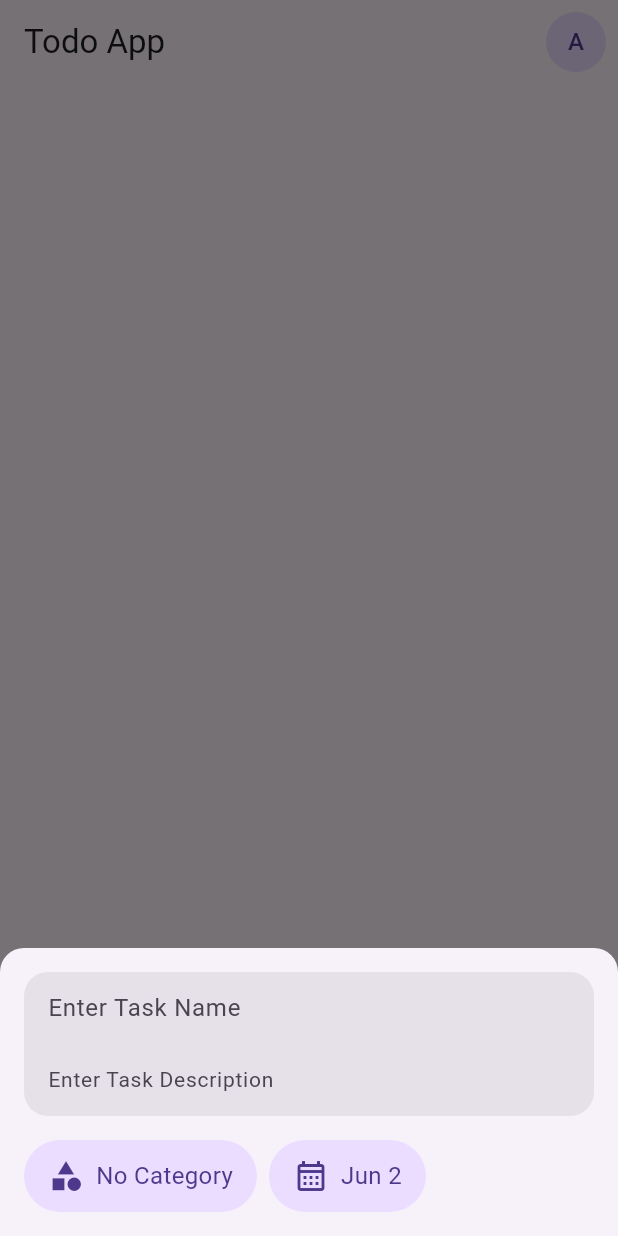
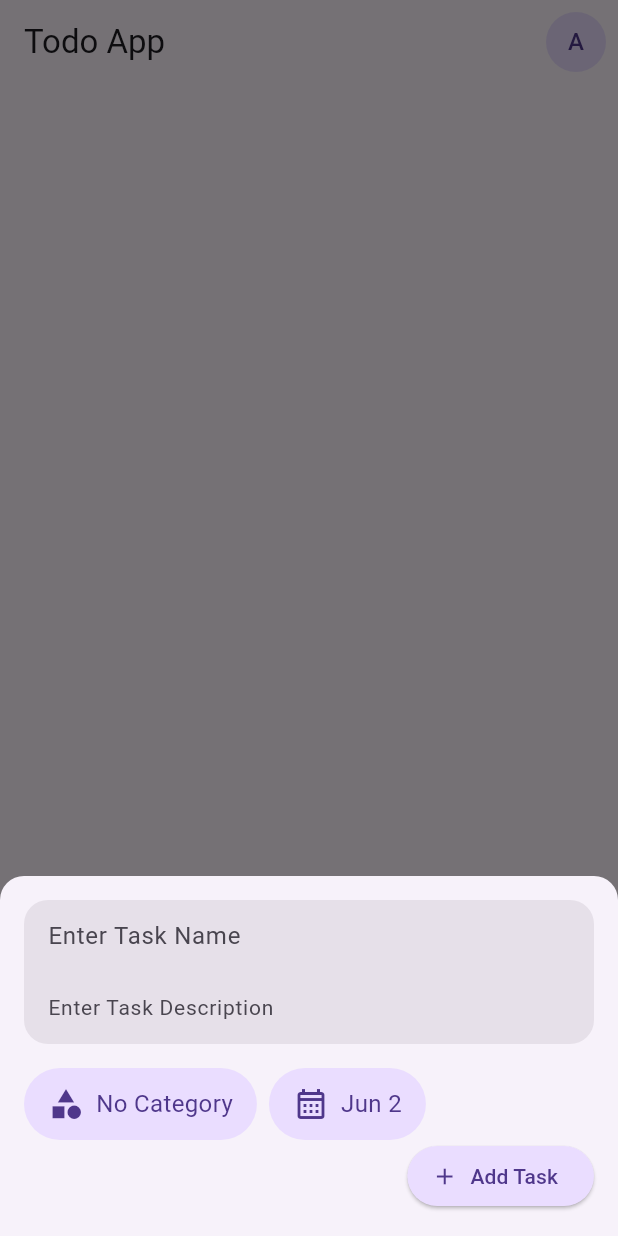
Before and after one commit to HexaRy0/todo_app, a Flutter app: the screen it shows after launch, item 3 of the bottom bar chosen, after a tap on "Add Task", on a phone screen of 412 x 824 dp. Run offline on Flutter 3.47's test engine with Material 2 defaults, Android fonts, the phone set to English and light mode, and no system bars; drawn by our look-alikes of dynamic_color, flutter_form_builder; our stand-ins replace flutter_riverpod, flutter_slidable, riverpod.

Commit message:
feat: ability to add and delete task

```diff
--- a/lib/model/task.dart
+++ b/lib/model/task.dart
@@ -1,21 +1,24 @@
 import 'package:todo_app/model/category.dart';
 
 class TaskData {
+  final String id;
   final String title;
   final String description;
   final DateTime date;
-  final CategoryData category;
+  final CategoryData? category;
   bool isCompleted;
 
   TaskData({
+    required this.id,
     required this.title,
     required this.description,
     required this.date,
-    required this.category,
+    this.category,
     this.isCompleted = false,
   });
 
   TaskData copyWith({
+    String? id,
     String? title,
     String? description,
     DateTime? date,
@@ -23,6 +26,7 @@ class TaskData {
     bool? isCompleted,
   }) {
     return TaskData(
+      id: id ?? this.id,
       title: title ?? this.title,
       description: description ?? this.description,
       date: date ?? this.date,
--- a/lib/providers/task_provider.dart
+++ b/lib/providers/task_provider.dart
@@ -1,80 +1,26 @@
-import 'package:flutter/material.dart';
 import 'package:riverpod/riverpod.dart';
-import 'package:todo_app/model/category.dart';
 import 'package:todo_app/model/task.dart';
 
 class Tasks extends StateNotifier<List<TaskData>> {
-  Tasks([List<TaskData>? initialTasks])
-      : super(initialTasks ??
-            [
-              TaskData(
-                title: "Test",
-                description: "description",
-                date: DateTime.now(),
-                category: CategoryData(
-                  id: "8",
-                  name: "Others",
-                  icon: Icons.category,
-                ),
-              ),
-              TaskData(
-                title: "Test",
-                description: "description",
-                date: DateTime.now(),
-                category: CategoryData(
-                  id: "2",
-                  name: "Work",
-                  icon: Icons.work,
-                ),
-              ),
-              TaskData(
-                title: "Test",
-                description: "description",
-                date: DateTime.now(),
-                category: CategoryData(
-                  id: "3",
-                  name: "Personal",
-                  icon: Icons.person,
-                ),
-              ),
-              TaskData(
-                title: "Test",
-                description: "description",
-                date: DateTime.now(),
-                category: CategoryData(
-                  id: "4",
-                  name: "Shopping",
-                  icon: Icons.shopping_bag,
-                ),
-              ),
-              TaskData(
-                title: "Test",
-                description: "description",
-                date: DateTime.now(),
-                category: CategoryData(
-                  id: "5",
-                  name: "Happy",
-                  icon: Icons.mood,
-                ),
-              )
-            ]);
+  Tasks([List<TaskData>? initialTasks]) : super(initialTasks ?? []);
 
   void addTask(TaskData newTask) {
     state = [...state, newTask];
   }
 
   void updateTask(TaskData task) {
-    state = state.map((element) => element == task ? task : element).toList();
+    state = state.map((element) => element.id == task.id ? task : element).toList();
   }
 
   void toggleTask(TaskData task) {
     state = state
-        .map((element) => element == task ? task.copyWith(isCompleted: !task.isCompleted) : element)
+        .map((element) =>
+            element.id == task.id ? task.copyWith(isCompleted: !task.isCompleted) : element)
         .toList();
   }
 
   void removeTask(TaskData task) {
-    state = state.where((element) => element != task).toList();
+    state = state.where((element) => element.id != task.id).toList();
   }
 }
 
--- a/lib/screens/add_task/add_task.dart
+++ b/lib/screens/add_task/add_task.dart
@@ -3,8 +3,11 @@ import 'package:flutter_form_builder/flutter_form_builder.dart';
 import 'package:flutter_riverpod/flutter_riverpod.dart';
 import 'package:intl/intl.dart';
 import 'package:todo_app/model/category.dart';
+import 'package:todo_app/model/task.dart';
 import 'package:todo_app/providers/category_provider.dart';
+import 'package:todo_app/providers/task_provider.dart';
 import 'package:todo_app/widgets/chips.dart';
+import 'package:uuid/uuid.dart';
 
 class AddTaskScreen extends ConsumerStatefulWidget {
   const AddTaskScreen({super.key});
@@ -15,8 +18,25 @@ class AddTaskScreen extends ConsumerStatefulWidget {
 
 class _AddTaskScreenState extends ConsumerState<AddTaskScreen> {
   final GlobalKey<FormBuilderState> _addTaskFormKey = GlobalKey<FormBuilderState>();
+  final uuid = const Uuid();
   CategoryData? _selectedCategory;
   DateTime? _pickedDate;
+
+  void _addNewTask() {
+    if (_addTaskFormKey.currentState!.saveAndValidate()) {
+      final formData = _addTaskFormKey.currentState!.value;
+      final newTask = TaskData(
+        id: uuid.v4(),
+        title: formData['title'],
+        description: formData['description'],
+        date: _pickedDate ?? DateTime.now(),
+        category: _selectedCategory,
+      );
+
+      ref.read(tasksProvider.notifier).addTask(newTask);
+      Navigator.pop(context);
+    }
+  }
 
   @override
   Widget build(BuildContext context) {
@@ -33,6 +53,7 @@ class _AddTaskScreenState extends ConsumerState<AddTaskScreen> {
           left: 16,
         ),
         child: Column(
+          crossAxisAlignment: CrossAxisAlignment.start,
           mainAxisSize: MainAxisSize.min,
           children: [
             FormBuilderTextField(
@@ -89,7 +110,9 @@ class _AddTaskScreenState extends ConsumerState<AddTaskScreen> {
               },
             ),
             const SizedBox(height: 16),
-            Row(
+            Wrap(
+              runSpacing: 8,
+              direction: Axis.horizontal,
               children: [
                 SizedBox(
                   height: 48,
@@ -216,6 +239,28 @@ class _AddTaskScreenState extends ConsumerState<AddTaskScreen> {
                 ),
               ],
             ),
+            Align(
+              alignment: Alignment.centerRight,
+              child: ElevatedButton.icon(
+                style: ElevatedButton.styleFrom(
+                  backgroundColor: Theme.of(context).colorScheme.primaryContainer,
+                  shape: RoundedRectangleBorder(
+                    borderRadius: BorderRadius.circular(999),
+                  ),
+                ),
+                onPressed: _addNewTask,
+                icon: Icon(
+                  Icons.add,
+                  color: Theme.of(context).colorScheme.onPrimaryContainer,
+                ),
+                label: Text(
+                  "Add Task",
+                  style: TextStyle(
+                    color: Theme.of(context).colorScheme.onPrimaryContainer,
+                  ),
+                ),
+              ),
+            ),
           ],
         ),
       ),
--- a/lib/screens/task_list/task_list.dart
+++ b/lib/screens/task_list/task_list.dart
@@ -1,5 +1,6 @@
 import 'package:flutter/material.dart';
 import 'package:flutter_riverpod/flutter_riverpod.dart';
+import 'package:flutter_slidable/flutter_slidable.dart';
 import 'package:intl/intl.dart';
 import 'package:todo_app/model/category.dart';
 import 'package:todo_app/model/task.dart';
@@ -15,50 +16,51 @@ class TaskListScreen extends ConsumerStatefulWidget {
 }
 
 class TaskListScreenState extends ConsumerState<TaskListScreen> {
-  late CategoryData? selectedCategory;
-
-  @override
-  void initState() {
-    selectedCategory = ref.read(categoriesProvider)[0];
-    super.initState();
-  }
+  CategoryData? selectedCategory;
 
   @override
   Widget build(BuildContext context) {
     final tasks = ref.watch(tasksProvider);
     final categories = ref.watch(categoriesProvider);
-    List<TaskData> filteredTaskList = selectedCategory == categories[0]
+    List<TaskData> filteredTaskList = selectedCategory == null
         ? tasks
         : tasks.where((element) => element.category == selectedCategory).toList();
 
     return ListView(
+      shrinkWrap: true,
       primary: true,
       children: [
         Padding(
           padding: const EdgeInsets.all(16.0),
-          child: Column(
-            crossAxisAlignment: CrossAxisAlignment.start,
+          child: SizedBox(
+            height: 48,
+            child: ListView(
+              scrollDirection: Axis.horizontal,
+              shrinkWrap: true,
               children: [
-              SizedBox(
-                height: 48,
-                child: ListView.builder(
-                  scrollDirection: Axis.horizontal,
-                  itemCount: categories.length,
-                  itemBuilder: (context, index) {
-                    return Chips(
-                      icon: categories[index].icon,
-                      text: categories[index].name,
-                      isActive: selectedCategory == categories[index],
+                Chips(
+                  icon: Icons.category,
+                  text: "All",
+                  isActive: selectedCategory == null,
                   onPressed: () {
                     setState(() {
-                          selectedCategory = categories[index];
+                      selectedCategory = null;
                     });
                   },
-                    );
+                ),
+                for (final category in categories)
+                  Chips(
+                    icon: category.icon,
+                    text: category.name,
+                    isActive: selectedCategory == category,
+                    onPressed: () {
+                      setState(() {
+                        selectedCategory = category;
+                      });
                     },
                   ),
+              ],
             ),
-            ],
           ),
         ),
         ListView.builder(
@@ -66,12 +68,89 @@ class TaskListScreenState extends ConsumerState<TaskListScreen> {
           itemCount: filteredTaskList.length,
           shrinkWrap: true,
           itemBuilder: (context, index) {
-            return GestureDetector(
+            final task = filteredTaskList[index];
+            final isTaskFinished = task.isCompleted;
+
+            return Container(
+              margin: const EdgeInsets.symmetric(vertical: 4),
+              child: Slidable(
+                key: Key(task.id),
+                groupTag: "task",
+                startActionPane: ActionPane(
+                  motion: const ScrollMotion(),
+                  extentRatio: 0.25,
+                  children: [
+                    SlidableAction(
+                      borderRadius: BorderRadius.circular(8),
+                      onPressed: (context) {
+                        ref.read(tasksProvider.notifier).toggleTask(task);
+                      },
+                      backgroundColor: ColorScheme.fromSeed(
+                        seedColor: !isTaskFinished ? Colors.green : Colors.red,
+                        brightness: Theme.of(context).brightness,
+                      ).primaryContainer,
+                      foregroundColor: ColorScheme.fromSeed(
+                        seedColor: !isTaskFinished ? Colors.green : Colors.red,
+                        brightness: Theme.of(context).brightness,
+                      ).onPrimaryContainer,
+                      icon: !isTaskFinished ? Icons.check_circle_outline : Icons.close,
+                      label: !isTaskFinished ? 'Finish' : 'Unfinish',
+                    ),
+                  ],
+                ),
+                endActionPane: ActionPane(
+                  motion: const ScrollMotion(),
+                  extentRatio: 0.5,
+                  dismissible: DismissiblePane(onDismissed: () {
+                    ref.read(tasksProvider.notifier).removeTask(task);
+                  }),
+                  children: [
+                    SlidableAction(
+                      flex: 5,
+                      borderRadius: BorderRadius.circular(8),
+                      onPressed: (context) {},
+                      backgroundColor: ColorScheme.fromSeed(
+                        seedColor: Colors.orange,
+                        brightness: Theme.of(context).brightness,
+                      ).primaryContainer,
+                      foregroundColor: ColorScheme.fromSeed(
+                        seedColor: Colors.orange,
+                        brightness: Theme.of(context).brightness,
+                      ).onPrimaryContainer,
+                      icon: Icons.edit_outlined,
+                      label: 'Edit',
+                    ),
+                    const Flexible(
+                      flex: 1,
+                      child: SizedBox(
+                        width: 8,
+                      ),
+                    ),
+                    SlidableAction(
+                      flex: 5,
+                      borderRadius: BorderRadius.circular(8),
+                      onPressed: (context) {
+                        ref.read(tasksProvider.notifier).removeTask(task);
+                      },
+                      backgroundColor: ColorScheme.fromSeed(
+                        seedColor: Colors.red,
+                        brightness: Theme.of(context).brightness,
+                      ).primaryContainer,
+                      foregroundColor: ColorScheme.fromSeed(
+                        seedColor: Colors.red,
+                        brightness: Theme.of(context).brightness,
+                      ).onPrimaryContainer,
+                      icon: Icons.delete_outline,
+                      label: 'Delete',
+                    ),
+                  ],
+                ),
+                child: GestureDetector(
                   onTap: () {
                     setState(() {});
                   },
                   child: Container(
-                margin: const EdgeInsets.symmetric(horizontal: 8, vertical: 4),
+                    margin: const EdgeInsets.symmetric(horizontal: 8),
                     decoration: BoxDecoration(
                       color: Theme.of(context).colorScheme.primaryContainer,
                       borderRadius: BorderRadius.circular(8),
@@ -92,10 +171,10 @@ class TaskListScreenState extends ConsumerState<TaskListScreen> {
                             scale: 1.25,
                             child: Checkbox(
                               shape: const CircleBorder(),
-                          value: filteredTaskList[index].isCompleted,
+                              value: isTaskFinished,
                               onChanged: (value) {
                                 setState(() {
-                              filteredTaskList[index].isCompleted = value!;
+                                  task.isCompleted = value!;
                                 });
                               },
                             ),
@@ -106,15 +185,17 @@ class TaskListScreenState extends ConsumerState<TaskListScreen> {
                               crossAxisAlignment: CrossAxisAlignment.start,
                               children: [
                                 Text(
-                              filteredTaskList[index].title,
-                              style: const TextStyle(
+                                  task.title,
+                                  style: TextStyle(
+                                    decoration: isTaskFinished ? TextDecoration.lineThrough : null,
                                     fontSize: 16,
                                     fontWeight: FontWeight.w600,
                                   ),
                                 ),
                                 Text(
-                              filteredTaskList[index].description,
-                              style: const TextStyle(
+                                  task.description,
+                                  style: TextStyle(
+                                    decoration: isTaskFinished ? TextDecoration.lineThrough : null,
                                     fontSize: 14,
                                     fontWeight: FontWeight.w400,
                                   ),
@@ -130,12 +211,14 @@ class TaskListScreenState extends ConsumerState<TaskListScreen> {
                                         Icon(
                                           Icons.calendar_today,
                                           size: 16,
-                                      color:
-                                          Theme.of(context).colorScheme.onSurface.withOpacity(0.5),
+                                          color: Theme.of(context)
+                                              .colorScheme
+                                              .onSurface
+                                              .withOpacity(0.5),
                                         ),
                                         const SizedBox(width: 4),
                                         Text(
-                                      DateFormat.yMd().format(filteredTaskList[index].date),
+                                          DateFormat.yMd().format(task.date),
                                           style: TextStyle(
                                             fontSize: 14,
                                             fontWeight: FontWeight.w400,
@@ -151,14 +234,16 @@ class TaskListScreenState extends ConsumerState<TaskListScreen> {
                                       mainAxisSize: MainAxisSize.min,
                                       children: [
                                         Icon(
-                                      filteredTaskList[index].category.icon,
+                                          task.category?.icon ?? Icons.category,
                                           size: 16,
-                                      color:
-                                          Theme.of(context).colorScheme.onSurface.withOpacity(0.5),
+                                          color: Theme.of(context)
+                                              .colorScheme
+                                              .onSurface
+                                              .withOpacity(0.5),
                                         ),
                                         const SizedBox(width: 4),
                                         Text(
-                                      filteredTaskList[index].category.name,
+                                          task.category?.name ?? "No Category",
                                           style: TextStyle(
                                             fontSize: 14,
                                             fontWeight: FontWeight.w400,
@@ -179,6 +264,8 @@ class TaskListScreenState extends ConsumerState<TaskListScreen> {
                       ),
                     ),
                   ),
+                ),
+              ),
             );
           },
         ),
--- a/pubspec.yaml
+++ b/pubspec.yaml
@@ -34,8 +34,10 @@ dependencies:
     sdk: flutter
   flutter_form_builder: ^9.0.0
   flutter_riverpod: ^2.3.6
+  flutter_slidable: ^3.0.0
   intl: ^0.18.1
   riverpod: ^2.3.6
+  uuid: ^3.0.7
 
 dev_dependencies:
   flutter_lints: ^2.0.0
```
Also changed, not shown: lib/providers/category_provider.dart (+2 -27 lines), pubspec.lock. Lines whose indentation alone changed are shown as unchanged.
